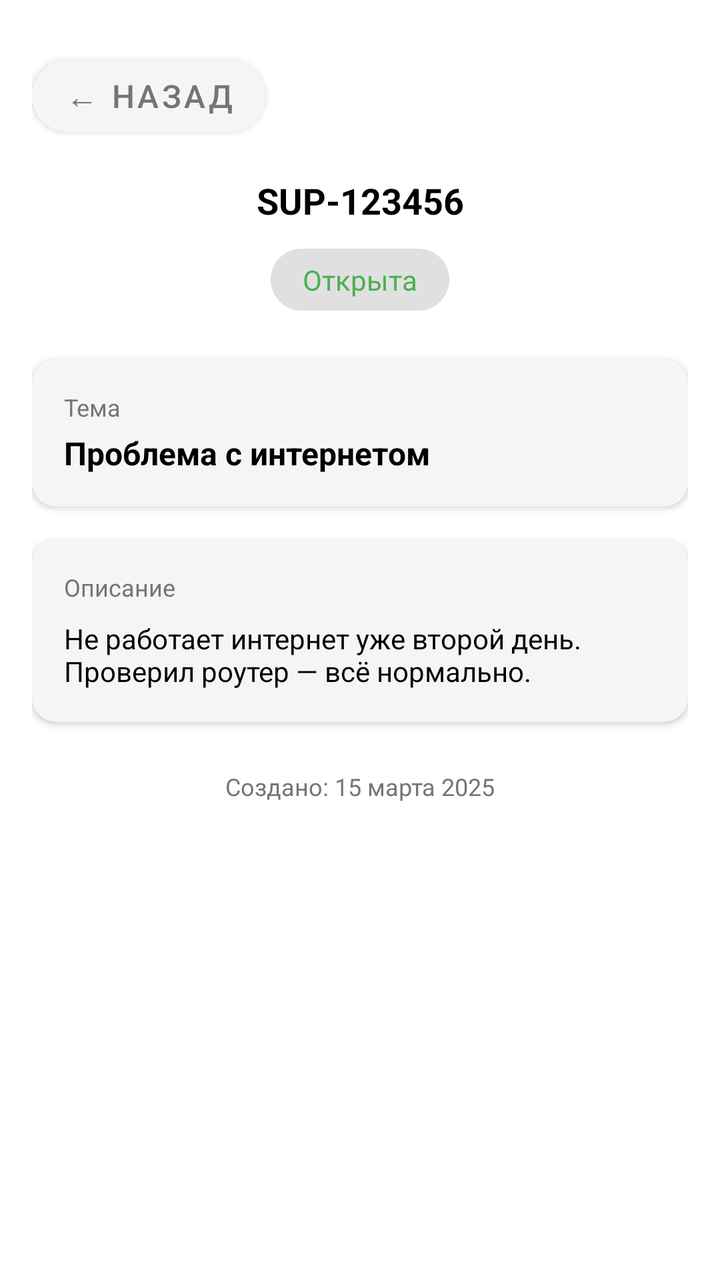
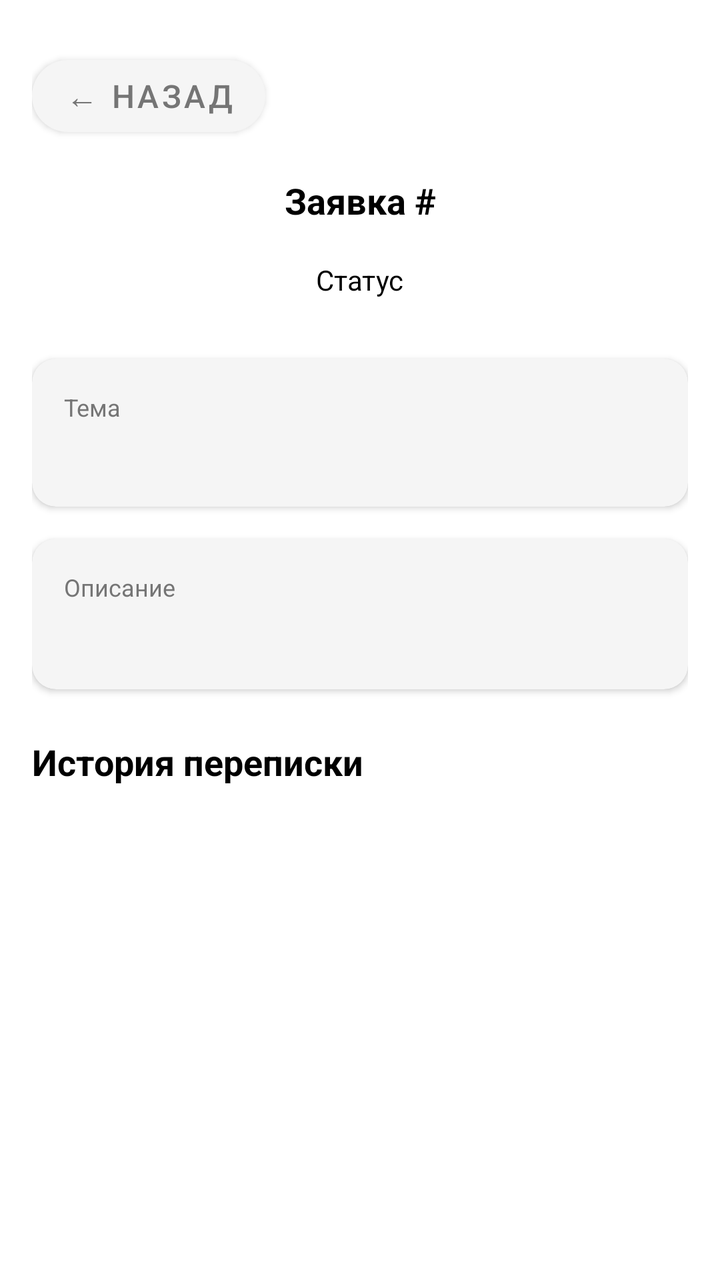

Two renders of the same Android screen: before a commit and after it. Below are the layout's source before the change and the commit's diff.
<!-- AndroidManifest.xml: application theme Theme.CarbonLK -->
<!-- res/layout/activity_ticket_detail.xml -->
<?xml version="1.0" encoding="utf-8"?>
<androidx.constraintlayout.widget.ConstraintLayout
    xmlns:android="http://schemas.android.com/apk/res/android"
    xmlns:app="http://schemas.android.com/apk/res-auto"
    android:layout_width="match_parent"
    android:layout_height="match_parent"
    android:background="@color/white">

    <ScrollView
        android:layout_width="match_parent"
        android:layout_height="match_parent"
        android:fillViewport="true"
        android:padding="16dp">

        <androidx.constraintlayout.widget.ConstraintLayout
            android:layout_width="match_parent"
            android:layout_height="wrap_content">

            
            <com.google.android.material.button.MaterialButton
                android:id="@+id/backButton"
                android:layout_width="wrap_content"
                android:layout_height="48dp"
                android:text="← Назад"
                android:textSize="16sp"
                app:cornerRadius="24dp"
                app:backgroundTint="@color/light_gray"
                android:textColor="@color/dark_gray"
                android:paddingHorizontal="16dp"
                app:layout_constraintTop_toTopOf="parent"
                app:layout_constraintStart_toStartOf="parent"
                android:layout_marginTop="8dp" />

            
            <TextView
                android:id="@+id/ticketNumber"
                android:layout_width="wrap_content"
                android:layout_height="wrap_content"
                android:text="SUP-123456"
                android:textSize="18sp"
                android:textStyle="bold"
                android:textColor="@color/black"
                android:layout_marginTop="16dp"
                app:layout_constraintTop_toBottomOf="@id/backButton"
                app:layout_constraintStart_toStartOf="parent"
                app:layout_constraintEnd_toEndOf="parent" />

            
            <TextView
                android:id="@+id/ticketStatus"
                android:layout_width="wrap_content"
                android:layout_height="wrap_content"
                android:text="Открыта"
                android:textSize="14sp"
                android:textColor="@color/green"
                android:background="@drawable/status_background_gray"
                android:paddingHorizontal="16dp"
                android:paddingVertical="6dp"
                android:layout_marginTop="12dp"
                app:layout_constraintTop_toBottomOf="@id/ticketNumber"
                app:layout_constraintStart_toStartOf="parent"
                app:layout_constraintEnd_toEndOf="parent" />

            
            <androidx.cardview.widget.CardView
                android:id="@+id/subjectCard"
                android:layout_width="0dp"
                android:layout_height="wrap_content"
                app:cardCornerRadius="12dp"
                app:cardElevation="2dp"
                app:cardBackgroundColor="@color/light_gray"
                app:contentPadding="16dp"
                android:layout_marginTop="24dp"
                app:layout_constraintTop_toBottomOf="@id/ticketStatus"
                app:layout_constraintStart_toStartOf="parent"
                app:layout_constraintEnd_toEndOf="parent">

                <LinearLayout
                    android:layout_width="match_parent"
                    android:layout_height="wrap_content"
                    android:orientation="vertical">

                    <TextView
                        android:layout_width="wrap_content"
                        android:layout_height="wrap_content"
                        android:text="Тема"
                        android:textSize="12sp"
                        android:textColor="@color/dark_gray" />

                    <TextView
                        android:id="@+id/ticketSubject"
                        android:layout_width="wrap_content"
                        android:layout_height="wrap_content"
                        android:text="Проблема с интернетом"
                        android:textSize="16sp"
                        android:textStyle="bold"
                        android:textColor="@color/black"
                        android:layout_marginTop="4dp" />

                </LinearLayout>

            </androidx.cardview.widget.CardView>

            
            <androidx.cardview.widget.CardView
                android:id="@+id/descriptionCard"
                android:layout_width="0dp"
                android:layout_height="wrap_content"
                app:cardCornerRadius="12dp"
                app:cardElevation="2dp"
                app:cardBackgroundColor="@color/light_gray"
                app:contentPadding="16dp"
                android:layout_marginTop="16dp"
                app:layout_constraintTop_toBottomOf="@id/subjectCard"
                app:layout_constraintStart_toStartOf="parent"
                app:layout_constraintEnd_toEndOf="parent">

                <LinearLayout
                    android:layout_width="match_parent"
                    android:layout_height="wrap_content"
                    android:orientation="vertical">

                    <TextView
                        android:layout_width="wrap_content"
                        android:layout_height="wrap_content"
                        android:text="Описание"
                        android:textSize="12sp"
                        android:textColor="@color/dark_gray" />

                    <TextView
                        android:id="@+id/ticketDescription"
                        android:layout_width="wrap_content"
                        android:layout_height="wrap_content"
                        android:text="Не работает интернет уже второй день. Проверил роутер — всё нормально."
                        android:textSize="14sp"
                        android:textColor="@color/black"
                        android:layout_marginTop="8dp" />

                </LinearLayout>

            </androidx.cardview.widget.CardView>

            
            <TextView
                android:id="@+id/createdDate"
                android:layout_width="wrap_content"
                android:layout_height="wrap_content"
                android:text="Создано: 15 марта 2025"
                android:textSize="12sp"
                android:textColor="@color/dark_gray"
                android:layout_marginTop="24dp"
                app:layout_constraintTop_toBottomOf="@id/descriptionCard"
                app:layout_constraintStart_toStartOf="parent"
                app:layout_constraintEnd_toEndOf="parent" />

        </androidx.constraintlayout.widget.ConstraintLayout>

    </ScrollView>

</androidx.constraintlayout.widget.ConstraintLayout>
<!-- resources referenced by this layout -->
<resources>
  <color name="black">#000000</color>
  <color name="dark_gray">#757575</color>
  <color name="green">#4CAF50</color>
  <color name="light_gray">#F5F5F5</color>
  <color name="white">#FFFFFF</color>
  <!-- drawable status_background_gray (drawable) -->
  <?xml version="1.0" encoding="utf-8"?>
  <shape xmlns:android="http://schemas.android.com/apk/res/android"
      android:shape="rectangle">
      <solid android:color="#E0E0E0" />
      <corners android:radius="16dp" />
  </shape>
  <style name="Theme.CarbonLK" parent="Base.Theme.CarbonLK">
          
          <item name="android:textColor">@color/black</item>
          
          <item name="colorPrimary">@color/purple_500</item>
      </style>
  <style name="Base.Theme.CarbonLK" parent="Theme.MaterialComponents.Light.NoActionBar">
          <item name="colorPrimary">#007Ac5</item>
          <item name="colorPrimaryVariant">#0062a0</item>
          <item name="colorOnPrimary">#FFFFFF</item>
          <item name="colorSecondary">#007Ac5</item>
          <item name="colorSecondaryVariant">#0062a0</item>
          <item name="colorOnSecondary">#FFFFFF</item>
          <item name="android:windowBackground">@color/white</item>
      </style>
  <color name="purple_500">#007Ac5</color>
</resources>

<!-- the commit's change to res/layout/activity_ticket_detail.xml (unified diff, before → after) -->
@@ -36,7 +36,7 @@
                 android:id="@+id/ticketNumber"
                 android:layout_width="wrap_content"
                 android:layout_height="wrap_content"
-                android:text="SUP-123456"
+                android:text="Заявка #"
                 android:textSize="18sp"
                 android:textStyle="bold"
                 android:textColor="@color/black"
@@ -50,10 +50,8 @@
                 android:id="@+id/ticketStatus"
                 android:layout_width="wrap_content"
                 android:layout_height="wrap_content"
-                android:text="Открыта"
+                android:text="Статус"
                 android:textSize="14sp"
-                android:textColor="@color/green"
-                android:background="@drawable/status_background_gray"
                 android:paddingHorizontal="16dp"
                 android:paddingVertical="6dp"
                 android:layout_marginTop="12dp"
@@ -91,7 +89,7 @@
                         android:id="@+id/ticketSubject"
                         android:layout_width="wrap_content"
                         android:layout_height="wrap_content"
-                        android:text="Проблема с интернетом"
+                        android:text=""
                         android:textSize="16sp"
                         android:textStyle="bold"
                         android:textColor="@color/black"
@@ -131,7 +129,7 @@
                         android:id="@+id/ticketDescription"
                         android:layout_width="wrap_content"
                         android:layout_height="wrap_content"
-                        android:text="Не работает интернет уже второй день. Проверил роутер — всё нормально."
+                        android:text=""
                         android:textSize="14sp"
                         android:textColor="@color/black"
                         android:layout_marginTop="8dp" />
@@ -142,16 +140,34 @@
 
             
             <TextView
+                android:id="@+id/commentsTitle"
+                android:layout_width="wrap_content"
+                android:layout_height="wrap_content"
+                android:text="История переписки"
+                android:textSize="18sp"
+                android:textStyle="bold"
+                android:textColor="@color/black"
+                android:layout_marginTop="24dp"
+                app:layout_constraintTop_toBottomOf="@id/descriptionCard"
+                app:layout_constraintStart_toStartOf="parent" />
+
+            
+            <LinearLayout
+                android:id="@+id/commentsContainer"
+                android:layout_width="match_parent"
+                android:layout_height="wrap_content"
+                android:orientation="vertical"
+                android:layout_marginTop="16dp"
+                app:layout_constraintTop_toBottomOf="@id/commentsTitle"
+                app:layout_constraintStart_toStartOf="parent"
+                app:layout_constraintEnd_toEndOf="parent" />
+
+            
+            <TextView
                 android:id="@+id/createdDate"
                 android:layout_width="wrap_content"
                 android:layout_height="wrap_content"
-                android:text="Создано: 15 марта 2025"
-                android:textSize="12sp"
-                android:textColor="@color/dark_gray"
-                android:layout_marginTop="24dp"
-                app:layout_constraintTop_toBottomOf="@id/descriptionCard"
-                app:layout_constraintStart_toStartOf="parent"
-                app:layout_constraintEnd_toEndOf="parent" />
+                android:visibility="gone" />
 
         </androidx.constraintlayout.widget.ConstraintLayout>
 
<!-- resource entries referenced after the edit -->
@@ -2,16 +2,8 @@
 <resources>
   <color name="black">#000000</color>
   <color name="dark_gray">#757575</color>
-  <color name="green">#4CAF50</color>
   <color name="light_gray">#F5F5F5</color>
   <color name="white">#FFFFFF</color>
-  <!-- drawable status_background_gray (drawable) -->
-  <?xml version="1.0" encoding="utf-8"?>
-  <shape xmlns:android="http://schemas.android.com/apk/res/android"
-      android:shape="rectangle">
-      <solid android:color="#E0E0E0" />
-      <corners android:radius="16dp" />
-  </shape>
   <style name="Theme.CarbonLK" parent="Base.Theme.CarbonLK">
           
           <item name="android:textColor">@color/black</item>
